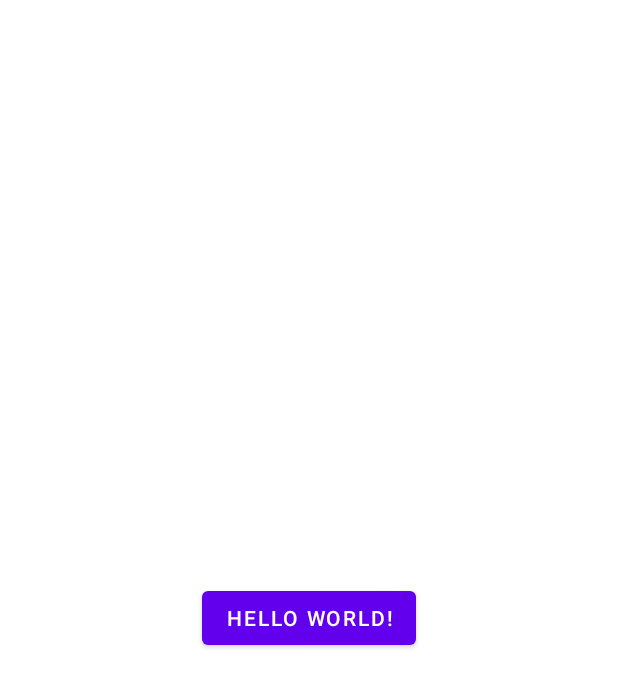
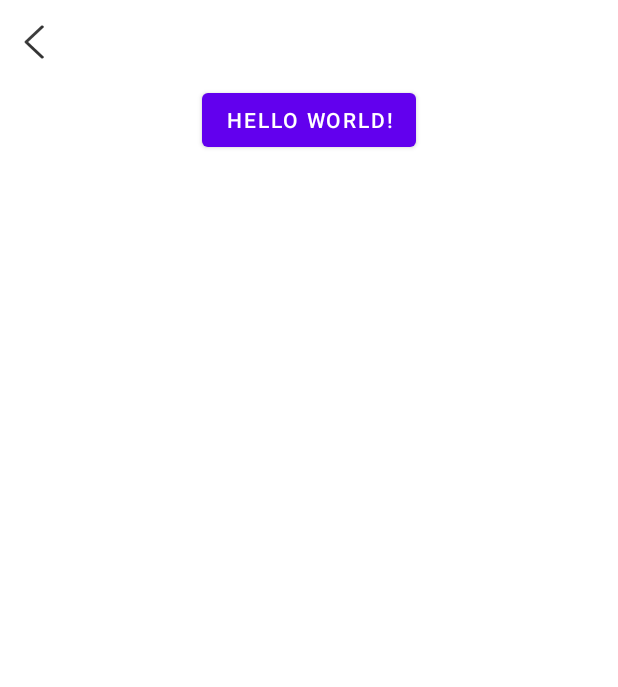
Before and after one commit to zxyUncle/MyFrame, an Android app: the layout activity_main.xml on its own in the app's theme, with its tools: preview values and no code run, on a phone screen of 412 x 824 dp. Shown: the top 687 px of the screen. Run offline under Robolectric (Android 15) with nearby library versions, the phone set to English and light mode, and no system bars.

Commit message:
toolbar ui

```diff
--- a/app/src/main/java/com/normal/main/MainActivity.java
+++ b/app/src/main/java/com/normal/main/MainActivity.java
@@ -40,13 +40,7 @@ public class MainActivity extends BaseActivity<ActivityMainBinding> {
     protected void initView(Bundle savedInstanceState) {
         super.initView(savedInstanceState);
         mDataBind.setPage(this);
-
     }
-
-    public static <T> Function<T, T> handleData() {
-        return baseResult -> baseResult;
-    }
-
     public void onLogin(View view) {
         Map<String, String> map = new HashMap<>();
         map.put("userName", "11111111112");
--- a/app/src/main/res/layout/activity_main.xml
+++ b/app/src/main/res/layout/activity_main.xml
@@ -6,27 +6,32 @@
     >
 
     <data>
+
         <variable
             name="page"
             type="com.normal.main.MainActivity"
             />
     </data>
 
-    <androidx.constraintlayout.widget.ConstraintLayout
+    <LinearLayout
         android:layout_width="match_parent"
         android:layout_height="match_parent"
+        android:orientation="vertical"
         >
+
+        <include layout="@layout/toolbar_layout" />
 
         <Button
             android:layout_width="wrap_content"
             android:layout_height="wrap_content"
+            android:onClick="@{page::onLogin}"
             android:text="Hello World!"
-            android:onClick="@{page::onLogin}"
+            android:layout_gravity="center"
             app:layout_constraintBottom_toBottomOf="parent"
             app:layout_constraintLeft_toLeftOf="parent"
             app:layout_constraintRight_toRightOf="parent"
             app:layout_constraintTop_toTopOf="parent"
             />
 
-    </androidx.constraintlayout.widget.ConstraintLayout>
+    </LinearLayout>
 </layout>
--- a/app/src/main/res/values/themes.xml
+++ b/app/src/main/res/values/themes.xml
@@ -5,6 +5,7 @@
         <item name="colorPrimary">@color/purple_500</item>
         <item name="colorPrimaryVariant">@color/purple_700</item>
         <item name="colorOnPrimary">@color/white</item>
+        <item name="windowNoTitle">true</item>
         <!-- Secondary brand color. -->
         <item name="colorSecondary">@color/teal_200</item>
         <item name="colorSecondaryVariant">@color/teal_700</item>
--- a/zbase/src/main/AndroidManifest.xml
+++ b/zbase/src/main/AndroidManifest.xml
@@ -6,5 +6,7 @@
     <uses-permission android:name="android.permission.INTERNET" />
     <application
         android:networkSecurityConfig="@xml/network_security_config"
+        android:requestLegacyExternalStorage="true"
+        android:supportsRtl="true"
         />
 </manifest>
--- a/zbase/src/main/java/com/normal/zbase/subject/BaseActivity.java
+++ b/zbase/src/main/java/com/normal/zbase/subject/BaseActivity.java
@@ -9,6 +9,8 @@ import androidx.databinding.ViewDataBinding;
 import androidx.lifecycle.LifecycleObserver;
 
 import com.alibaba.android.arouter.launcher.ARouter;
+import com.normal.zbase.R;
+import com.normal.zbase.databinding.ToolbarLayoutBinding;
 import com.normal.zbase.event.BindEventBus;
 import com.normal.zbase.http.client.ApiManager;
 import com.normal.zbase.http.client.ApiService;
@@ -81,4 +83,8 @@ public abstract class BaseActivity<T extends ViewDataBinding> extends AppCompatA
         return ApiManager.apiService();
     }
 
+    protected ToolbarLayoutBinding getCustomToolbarLayoutBinding(View view) {
+        return DataBindingUtil.bind(view.findViewById(R.id.custom_toolbar));
+    }
+
 }
--- a/zbase/src/main/java/com/normal/zbase/subject/BaseFragment.java
+++ b/zbase/src/main/java/com/normal/zbase/subject/BaseFragment.java
@@ -17,16 +17,17 @@ import androidx.lifecycle.LifecycleObserver;
 
 import com.alibaba.android.arouter.launcher.ARouter;
 import com.normal.zbase.R;
-import com.normal.zbase.databinding.CustomToolbarLayoutBinding;
+import com.normal.zbase.databinding.ToolbarLayoutBinding;
 import com.normal.zbase.event.BindEventBus;
 import com.normal.zbase.event.EventBusUtils;
 import com.normal.zbase.http.client.ApiManager;
 import com.normal.zbase.http.client.ApiService;
 
 /**
- * Created by zsf on 2022/1/17 16:02
+ * Created by zsf on 2022/1/20 11:49
  * *******************
  *    BaseFragment
+ * *******************
  */
 public abstract class BaseFragment<T extends ViewDataBinding> extends Fragment implements View.OnClickListener {
 
@@ -150,7 +151,7 @@ public abstract class BaseFragment<T extends ViewDataBinding> extends Fragment i
     }
 
 
-    protected CustomToolbarLayoutBinding getCustomToolbarLayoutBinding(View view) {
+    protected ToolbarLayoutBinding getCustomToolbarLayoutBinding(View view) {
         return DataBindingUtil.bind(view.findViewById(R.id.custom_toolbar));
     }
 
--- a/zbase/src/main/res/layout/custom_toolbar_layout.xml
+++ b/zbase/src/main/res/layout/toolbar_fullscreen_layout.xml
@@ -1,14 +1,17 @@
 <?xml version="1.0" encoding="utf-8"?>
-<layout xmlns:android="http://schemas.android.com/apk/res/android"
+<layout
+    xmlns:android="http://schemas.android.com/apk/res/android"
     xmlns:app="http://schemas.android.com/apk/res-auto"
-    xmlns:tools="http://schemas.android.com/tools">
+    xmlns:tools="http://schemas.android.com/tools"
+    >
 
     <androidx.constraintlayout.widget.ConstraintLayout
         android:id="@+id/custom_toolbar"
         android:layout_width="match_parent"
         android:layout_height="wrap_content"
+        android:paddingTop="@dimen/dp_20"
         android:paddingBottom="@dimen/dp_6"
-        android:paddingTop="@dimen/dp_20">
+        >
 
         <LinearLayout
             android:id="@+id/left"
@@ -17,14 +20,16 @@
             android:paddingLeft="@dimen/dp_21"
             app:layout_constraintBottom_toBottomOf="@id/title"
             app:layout_constraintLeft_toLeftOf="parent"
-            app:layout_constraintTop_toTopOf="@id/title">
+            app:layout_constraintTop_toTopOf="@id/title"
+            >
 
             <ImageView
                 android:id="@+id/leftImg"
                 android:layout_width="@dimen/dp_20"
                 android:layout_height="@dimen/dp_20"
                 android:scaleType="fitCenter"
-                android:src="@drawable/back_icon" />
+                android:src="@drawable/back_icon"
+                />
         </LinearLayout>
 
 
@@ -40,7 +45,8 @@
             app:layout_constraintLeft_toLeftOf="parent"
             app:layout_constraintRight_toRightOf="parent"
             app:layout_constraintTop_toTopOf="parent"
-            tools:text="Title" />
+            tools:text="Title"
+            />
 
     </androidx.constraintlayout.widget.ConstraintLayout>
 
--- /dev/null
+++ b/zbase/src/main/res/layout/toolbar_layout.xml
@@ -0,0 +1,53 @@
+<?xml version="1.0" encoding="utf-8"?>
+<layout
+    xmlns:android="http://schemas.android.com/apk/res/android"
+    xmlns:app="http://schemas.android.com/apk/res-auto"
+    xmlns:tools="http://schemas.android.com/tools"
+    >
+
+    <androidx.constraintlayout.widget.ConstraintLayout
+        android:id="@+id/custom_toolbar"
+        android:layout_width="match_parent"
+        android:layout_height="?attr/actionBarSize"
+        tools:layout_height="@dimen/dp_50"
+        >
+
+        <LinearLayout
+            android:id="@+id/left"
+            android:layout_width="wrap_content"
+            android:layout_height="match_parent"
+            android:gravity="center"
+            android:paddingHorizontal="@dimen/dp_10"
+            app:layout_constraintBottom_toBottomOf="@id/title"
+            app:layout_constraintLeft_toLeftOf="parent"
+            app:layout_constraintTop_toTopOf="@id/title"
+            >
+
+            <ImageView
+                android:id="@+id/leftImg"
+                android:layout_width="@dimen/dp_20"
+                android:layout_height="@dimen/dp_20"
+                android:scaleType="fitCenter"
+                android:src="@drawable/back_icon"
+                />
+        </LinearLayout>
+
+
+        <TextView
+            android:id="@+id/title"
+            android:layout_width="wrap_content"
+            android:layout_height="wrap_content"
+            android:ellipsize="end"
+            android:maxLines="1"
+            android:textColor="#353535"
+            android:textSize="@dimen/sp_24"
+            app:layout_constraintBottom_toBottomOf="parent"
+            app:layout_constraintLeft_toLeftOf="parent"
+            app:layout_constraintRight_toRightOf="parent"
+            app:layout_constraintTop_toTopOf="parent"
+            tools:text="Title"
+            />
+
+    </androidx.constraintlayout.widget.ConstraintLayout>
+
+</layout>
```
